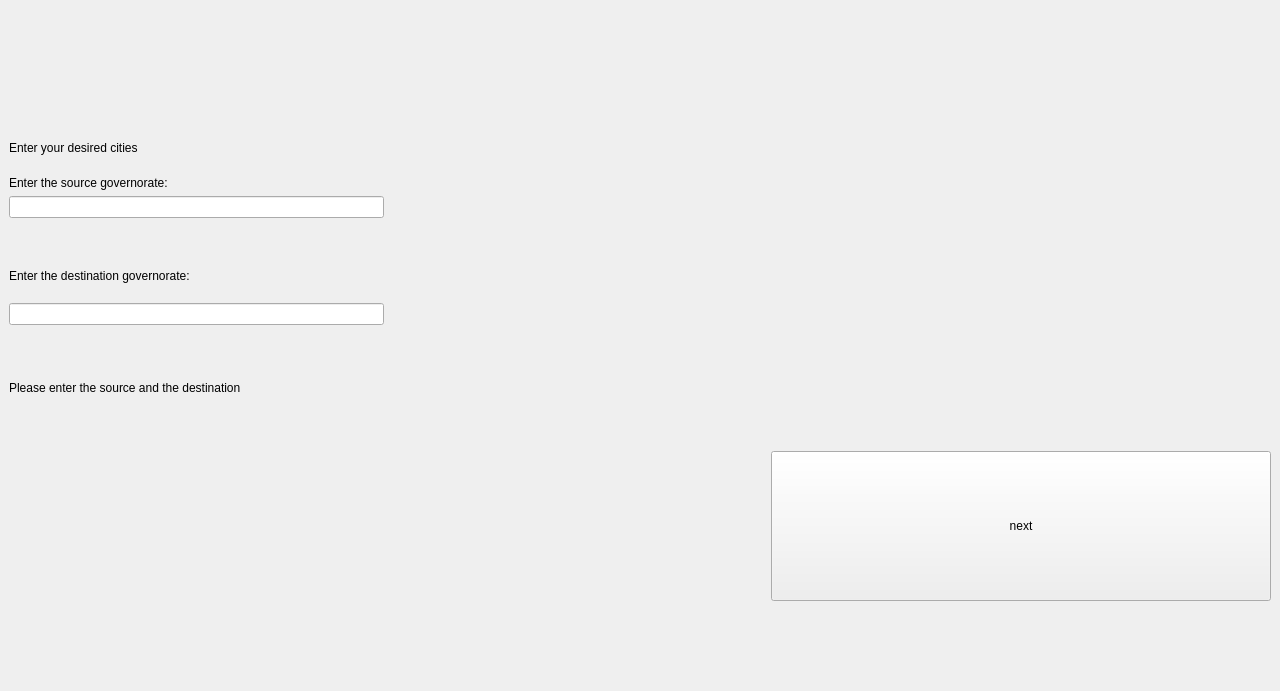
mariamelkondakly/GuideMe, file citiesSelection.ui: the form before one commit.
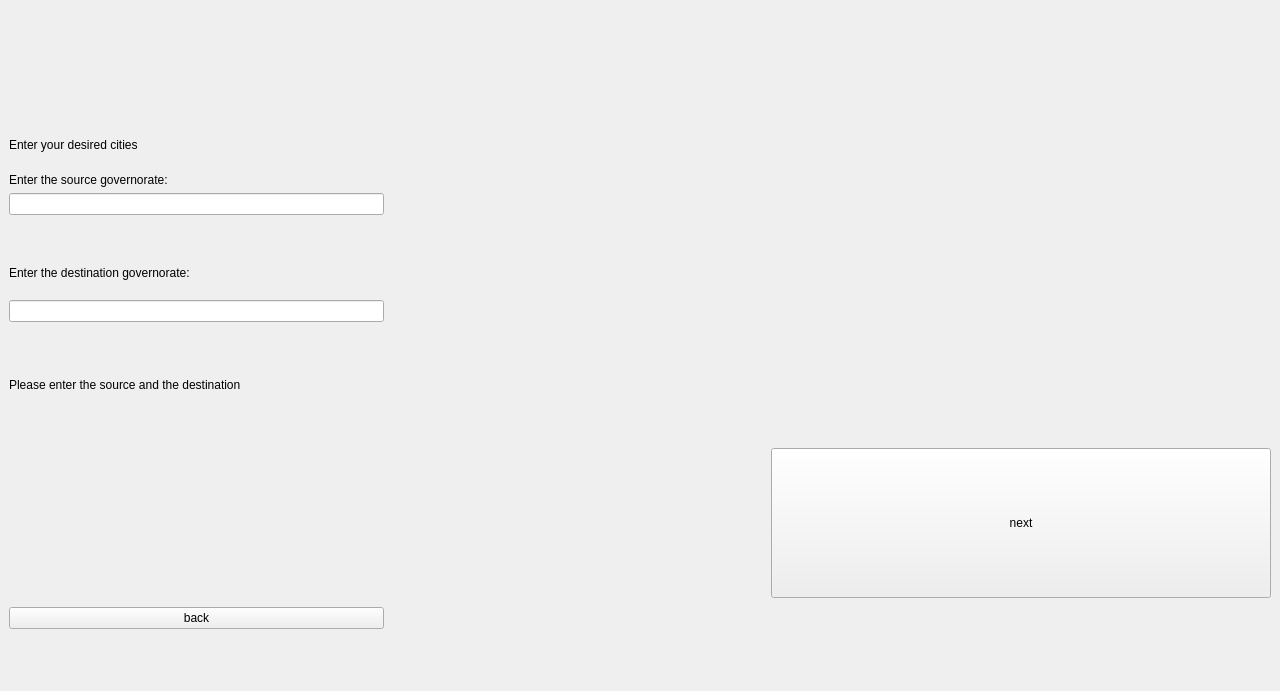
The form after the commit.

Commit message:
back is done
back button

Diff of the .ui file:
```diff
--- a/citiesSelection.ui
+++ b/citiesSelection.ui
@@ -239,6 +239,13 @@
         </property>
        </widget>
       </item>
+      <item row="13" column="0">
+       <widget class="QPushButton" name="backPutton">
+        <property name="text">
+         <string>back</string>
+        </property>
+       </widget>
+      </item>
      </layout>
     </widget>
    </item>
```
The commit also changes 548 other files.
